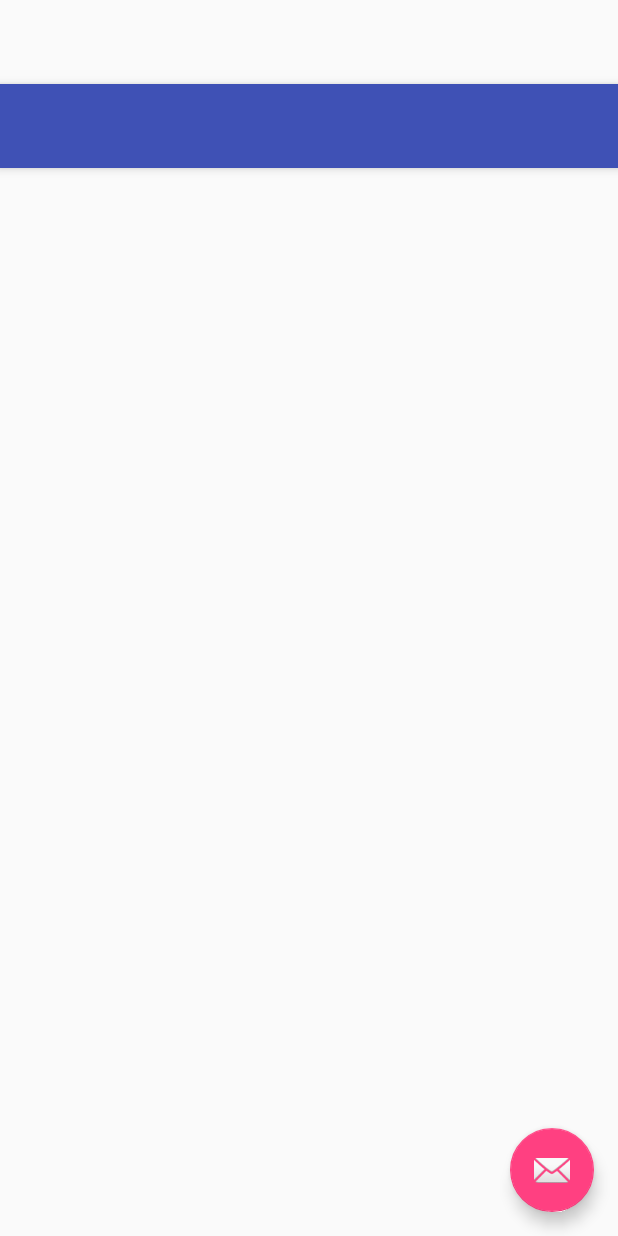
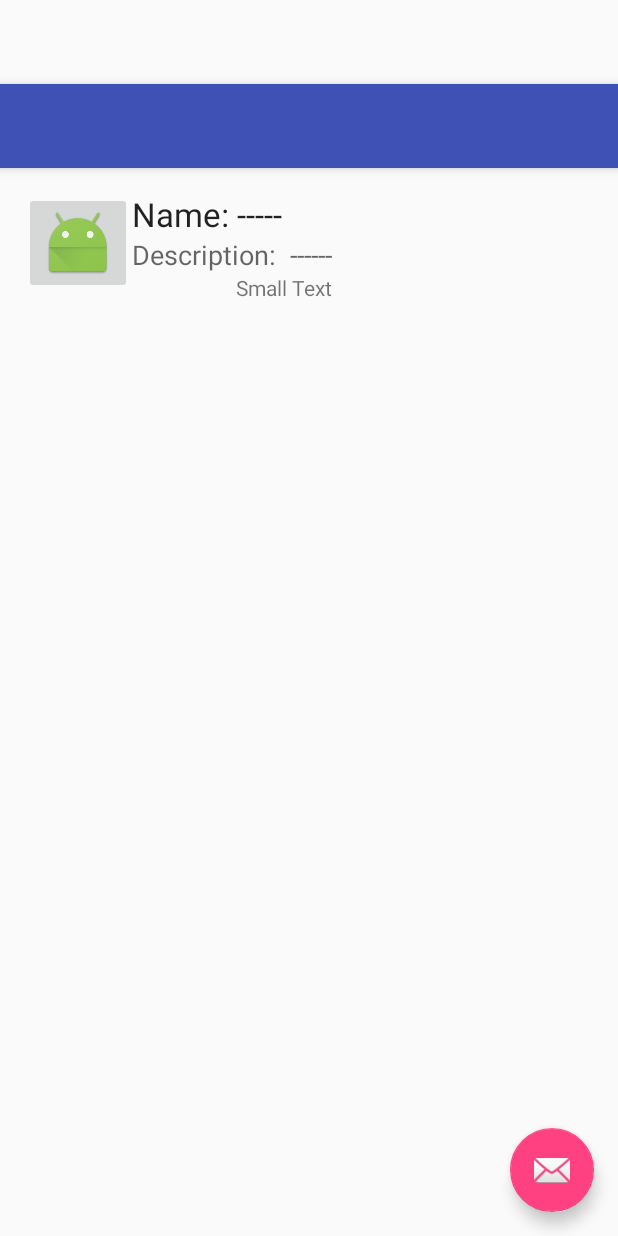
Before and after one commit to chihoony/chirpchirp, an Android app: the layout activity_profile.xml on its own in the app's theme, with its tools: preview values and no code run, on a phone screen of 412 x 824 dp. Run offline under Robolectric (Android 15) with nearby library versions, the phone set to English and light mode, and no system bars.

Commit message:
working template for profile page with redirect

```diff
--- a/app/src/main/AndroidManifest.xml
+++ b/app/src/main/AndroidManifest.xml
@@ -29,9 +29,14 @@
             android:label="@string/app_name">
             <intent-filter>
                 <action android:name="android.intent.action.EDIT" />
+
                 <category android:name="android.intent.category.DEFAULT" />
             </intent-filter>
         </activity>
+        <activity
+            android:name=".ProfileActivity"
+            android:label="@string/title_activity_profile"
+            android:theme="@style/AppTheme.NoActionBar"></activity>
     </application>
 
 </manifest>
--- a/app/src/main/java/jayed/triad/chirpchirp/LoginActivity.java
+++ b/app/src/main/java/jayed/triad/chirpchirp/LoginActivity.java
@@ -4,18 +4,13 @@ import android.animation.Animator;
 import android.animation.AnimatorListenerAdapter;
 import android.annotation.TargetApi;
 import android.app.LoaderManager.LoaderCallbacks;
-import android.content.CursorLoader;
 import android.content.Intent;
 import android.content.Loader;
-import android.content.pm.PackageManager;
 import android.database.Cursor;
-import android.net.Uri;
 import android.os.AsyncTask;
 import android.os.Build;
 import android.os.Bundle;
-import android.provider.ContactsContract;
 import android.support.annotation.NonNull;
-import android.support.design.widget.Snackbar;
 import android.support.v7.app.AppCompatActivity;
 import android.text.TextUtils;
 import android.util.Log;
@@ -32,12 +27,9 @@ import android.widget.TextView;
 import com.amazonaws.mobileconnectors.lambdainvoker.LambdaFunctionException;
 import com.google.gson.JsonObject;
 
-import java.util.ArrayList;
 import java.util.List;
 
 import jayed.triad.chirpchirp.classes.User;
-
-import static android.Manifest.permission.READ_CONTACTS;
 
 /**
  * A login screen that offers login via user/password.
@@ -312,7 +304,7 @@ public class LoginActivity extends AppCompatActivity implements LoaderCallbacks<
             showProgress(false);
 
             if (success) {
-                //finish();
+                startActivity(new Intent(getApplicationContext(), ProfileActivity.class));
             } else {
                 mPasswordView.setError(getString(R.string.error_incorrect_password));
                 mPasswordView.requestFocus();
--- /dev/null
+++ b/app/src/main/java/jayed/triad/chirpchirp/ProfileActivity.java
@@ -0,0 +1,29 @@
+package jayed.triad.chirpchirp;
+
+import android.os.Bundle;
+import android.support.design.widget.FloatingActionButton;
+import android.support.design.widget.Snackbar;
+import android.support.v7.app.AppCompatActivity;
+import android.support.v7.widget.Toolbar;
+import android.view.View;
+
+public class ProfileActivity extends AppCompatActivity {
+
+    @Override
+    protected void onCreate(Bundle savedInstanceState) {
+        super.onCreate(savedInstanceState);
+        setContentView(R.layout.activity_profile);
+        Toolbar toolbar = (Toolbar) findViewById(R.id.toolbar);
+        setSupportActionBar(toolbar);
+
+        FloatingActionButton fab = (FloatingActionButton) findViewById(R.id.fab);
+        fab.setOnClickListener(new View.OnClickListener() {
+            @Override
+            public void onClick(View view) {
+                Snackbar.make(view, "Replace with your own action", Snackbar.LENGTH_LONG)
+                        .setAction("Action", null).show();
+            }
+        });
+    }
+
+}
--- a/app/src/main/res/layout/activity_main.xml
+++ b/app/src/main/res/layout/activity_profile.xml
@@ -5,7 +5,7 @@
     android:layout_width="match_parent"
     android:layout_height="match_parent"
     android:fitsSystemWindows="true"
-    tools:context="jayed.triad.chirpchirp.MainActivity">
+    tools:context="jayed.triad.chirpchirp.ProfileActivity">
 
     <android.support.design.widget.AppBarLayout
         android:layout_width="match_parent"
@@ -21,7 +21,7 @@
 
     </android.support.design.widget.AppBarLayout>
 
-    <include layout="@layout/content_main" />
+    <include layout="@layout/content_profile" />
 
     <android.support.design.widget.FloatingActionButton
         android:id="@+id/fab"
--- a/app/src/main/res/layout/content_main.xml
+++ /dev/null
@@ -1,15 +0,0 @@
-<?xml version="1.0" encoding="utf-8"?>
-<RelativeLayout xmlns:android="http://schemas.android.com/apk/res/android"
-    xmlns:app="http://schemas.android.com/apk/res-auto"
-    xmlns:tools="http://schemas.android.com/tools"
-    android:layout_width="match_parent"
-    android:layout_height="match_parent"
-    android:paddingBottom="@dimen/activity_vertical_margin"
-    android:paddingLeft="@dimen/activity_horizontal_margin"
-    android:paddingRight="@dimen/activity_horizontal_margin"
-    android:paddingTop="@dimen/activity_vertical_margin"
-    app:layout_behavior="@string/appbar_scrolling_view_behavior"
-    tools:context="jayed.triad.chirpchirp.MainActivity"
-    tools:showIn="@layout/activity_main">
-
-</RelativeLayout>
--- /dev/null
+++ b/app/src/main/res/layout/content_profile.xml
@@ -0,0 +1,61 @@
+<?xml version="1.0" encoding="utf-8"?>
+<RelativeLayout xmlns:android="http://schemas.android.com/apk/res/android"
+    xmlns:app="http://schemas.android.com/apk/res-auto"
+    xmlns:tools="http://schemas.android.com/tools"
+    android:layout_width="match_parent"
+    android:layout_height="wrap_content"
+    android:paddingBottom="@dimen/activity_vertical_margin"
+    android:paddingLeft="@dimen/activity_horizontal_margin"
+    android:paddingRight="@dimen/activity_horizontal_margin"
+    android:paddingTop="@dimen/activity_vertical_margin"
+    app:layout_behavior="@string/appbar_scrolling_view_behavior"
+    tools:context="jayed.triad.chirpchirp.ProfileActivity"
+    tools:showIn="@layout/activity_profile">
+
+    <ImageButton
+        android:layout_width="wrap_content"
+        android:layout_height="wrap_content"
+        android:id="@+id/profileImageButton"
+        android:layout_alignParentStart="true"
+        android:src="@mipmap/ic_launcher"/>
+
+    <TextView
+        android:layout_width="wrap_content"
+        android:layout_height="wrap_content"
+        android:textAppearance="?android:attr/textAppearanceLarge"
+        android:text="Name: -----"
+        android:id="@+id/username"
+        android:layout_alignTop="@+id/profileImageButton"
+        android:layout_toEndOf="@+id/profileImageButton" />
+
+    <TextView
+        android:layout_width="wrap_content"
+        android:layout_height="wrap_content"
+        android:textAppearance="?android:attr/textAppearanceMedium"
+        android:text="Description:  ------"
+        android:id="@+id/description"
+        android:layout_below="@+id/username"
+        android:layout_alignStart="@+id/username" />
+
+    <TextView
+        android:layout_width="wrap_content"
+        android:layout_height="wrap_content"
+        android:textAppearance="?android:attr/textAppearanceSmall"
+        android:text="Small Text"
+        android:id="@+id/textView"
+        android:layout_below="@+id/description"
+        android:layout_alignEnd="@+id/description" />
+
+    <ScrollView
+        android:layout_width="match_parent"
+        android:layout_height="wrap_content"
+        android:layout_below="@+id/profileImageButton">
+
+        <ListView
+            android:layout_width="match_parent"
+            android:layout_height="match_parent"></ListView>
+
+    </ScrollView>
+
+
+</RelativeLayout>
--- a/app/src/main/res/values/strings.xml
+++ b/app/src/main/res/values/strings.xml
@@ -15,4 +15,5 @@
         completions."
     </string>
     <string name="title_activity_main">MainActivity</string>
+    <string name="title_activity_profile">ProfileActivity</string>
 </resources>
```
